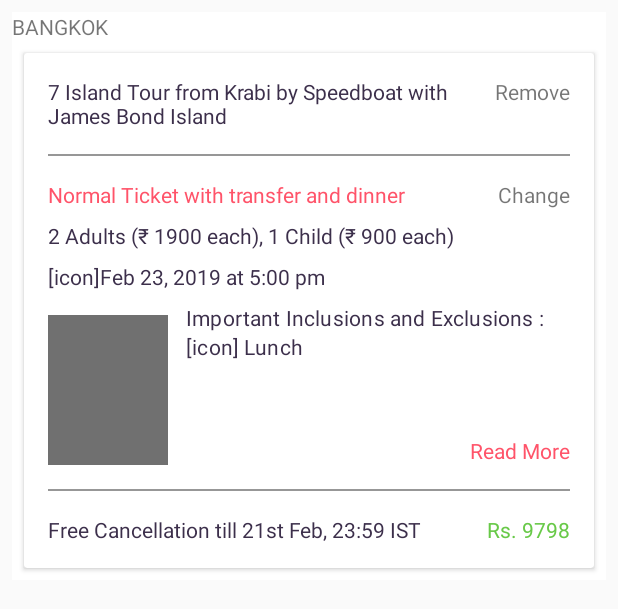
After one commit to tanujnotes/dagger-rxjava-retrofit-sample-code, an Android app: the layout adapter_cart_activities.xml on its own in the app's theme, with its tools: preview values and no code run, on a phone screen of 412 x 824 dp. The commit adds this screen. Shown: the top 609 px of the screen. Run offline under Robolectric (Android 15) with nearby library versions, the phone set to English and light mode, and no system bars.

Commit message:
Basic card layout ready

```diff
--- a/app/build.gradle
+++ b/app/build.gradle
@@ -31,21 +31,26 @@ android {
 }
 
 dependencies {
-    compile fileTree(dir: 'libs', include: ['*.jar'])
+    implementation fileTree(dir: 'libs', include: ['*.jar'])
     androidTestCompile('com.android.support.test.espresso:espresso-core:2.2.2', {
         exclude group: 'com.android.support', module: 'support-annotations'
     })
-    compile 'com.android.support:appcompat-v7:28.0.0'
+    implementation 'com.android.support:appcompat-v7:28.0.0'
     testCompile 'junit:junit:4.12'
 
     compile "com.google.dagger:dagger:2.11"
     annotationProcessor "com.google.dagger:dagger-compiler:2.11"
-    provided 'javax.annotation:jsr250-api:1.0'
+    compileOnly 'javax.annotation:jsr250-api:1.0'
 
-    compile 'com.squareup.retrofit2:retrofit:2.2.0'
-    compile 'com.squareup.retrofit2:adapter-rxjava:2.0.2'
-    compile 'com.squareup.retrofit2:converter-gson:2.0.2'
-    compile 'com.squareup.okhttp3:okhttp:3.10.0'
-    compile 'io.reactivex:rxjava:1.1.1'
-    compile 'io.reactivex:rxandroid:1.1.0'
+    implementation 'com.squareup.retrofit2:retrofit:2.2.0'
+    implementation 'com.squareup.retrofit2:adapter-rxjava:2.0.2'
+    implementation 'com.squareup.retrofit2:converter-gson:2.0.2'
+    implementation 'com.squareup.okhttp3:okhttp:3.10.0'
+    implementation 'io.reactivex:rxjava:1.1.1'
+    implementation 'io.reactivex:rxandroid:1.1.0'
+
+    implementation 'com.android.support:design:28.0.0'
+    implementation 'com.android.support:cardview-v7:28.0.0'
+    implementation 'com.android.support:recyclerview-v7:28.0.0'
+
 }
--- /dev/null
+++ b/app/src/main/java/com/ithaka/CartActivitiesAdapter.java
@@ -0,0 +1,68 @@
+package com.ithaka;
+
+
+import android.app.Activity;
+import android.support.annotation.NonNull;
+import android.support.v7.widget.RecyclerView;
+import android.view.LayoutInflater;
+import android.view.View;
+import android.view.ViewGroup;
+import android.widget.ImageView;
+import android.widget.RelativeLayout;
+import android.widget.TextView;
+
+import com.ithaka.models.CartModel;
+
+import java.util.List;
+
+public class CartActivitiesAdapter extends RecyclerView.Adapter<CartActivitiesAdapter.ItemViewHolder> {
+
+    final String TAG = "CartActivitiesAdapter";
+    private List<CartModel.ActivityTransaction> activityList;
+    private Activity activity;
+    private CartActivitiesAdapter.ItemViewHolder itemViewHolder;
+
+    public CartActivitiesAdapter(Activity activity, List<CartModel.ActivityTransaction> items) {
+        this.activity = activity;
+        this.activityList = items;
+    }
+
+    @NonNull
+    @Override
+    public CartActivitiesAdapter.ItemViewHolder onCreateViewHolder(@NonNull ViewGroup parent, int viewType) {
+        View itemLayoutView = LayoutInflater.from(parent.getContext()).inflate(R.layout.adapter_cart_activities, null);
+        return new CartActivitiesAdapter.ItemViewHolder(itemLayoutView);
+    }
+
+    @Override
+    public void onBindViewHolder(@NonNull final CartActivitiesAdapter.ItemViewHolder holder, int position) {
+//        holder.playlistVideoTitle.setText(activityList.get(position).getSnippet().getTitle());
+
+//        Glide.with(activity)
+//                .load(thumbnailUrl)
+//                .centerCrop()
+//                .placeholder(R.drawable.youplay_logo_placeholder)
+//                .error(R.drawable.youplay_logo_placeholder)
+//                .override(AppConstants.GLIDE_VIDEO_THUMBNAIL_WIDTH_LARGE, AppConstants.GLIDE_VIDEO_THUMBNAIL_HEIGHT_LARGE)
+//                .into(holder.playlistVideoThumbnail);
+    }
+
+    @Override
+    public int getItemCount() {
+        return activityList.size();
+    }
+
+    public class ItemViewHolder extends RecyclerView.ViewHolder {
+
+        RelativeLayout playlistVideoLayout;
+        ImageView playlistVideoThumbnail;
+        TextView playlistVideoTitle;
+
+        public ItemViewHolder(View itemView) {
+            super(itemView);
+//            playlistVideoLayout = itemView.findViewById(R.id.playlist_video_layout);
+//            playlistVideoThumbnail = itemView.findViewById(R.id.playlist_video_thumbnail);
+
+        }
+    }
+}
--- a/app/src/main/res/layout/activity_main.xml
+++ b/app/src/main/res/layout/activity_main.xml
@@ -5,4 +5,24 @@
     android:layout_height="match_parent"
     tools:context="com.ithaka.MainActivity">
 
+    <android.support.v7.widget.RecyclerView
+        android:id="@+id/activities_rv"
+        android:layout_width="match_parent"
+        android:layout_height="match_parent"
+        android:layout_marginTop="56dp"
+        android:layout_marginBottom="56dp" />
+
+    <LinearLayout
+        android:layout_width="match_parent"
+        android:layout_height="56dp"
+        android:layout_gravity="bottom"
+        android:gravity="center_vertical">
+
+        <TextView
+            android:layout_width="wrap_content"
+            android:layout_height="wrap_content"
+            android:padding="16dp"
+            android:text="@string/total_payable_now" />
+    </LinearLayout>
+
 </FrameLayout>
--- /dev/null
+++ b/app/src/main/res/layout/adapter_cart_activities.xml
@@ -0,0 +1,161 @@
+<?xml version="1.0" encoding="utf-8"?>
+<LinearLayout xmlns:android="http://schemas.android.com/apk/res/android"
+    xmlns:app="http://schemas.android.com/apk/res-auto"
+    android:layout_width="match_parent"
+    android:layout_height="wrap_content"
+    android:layout_margin="8dp"
+    android:background="@color/white"
+    android:orientation="vertical">
+
+    <TextView
+        android:id="@+id/city_name"
+        android:layout_width="match_parent"
+        android:layout_height="wrap_content"
+        android:text="Bangkok"
+        android:textAllCaps="true" />
+
+    <android.support.v7.widget.CardView
+        android:id="@+id/activity_card"
+        android:layout_width="match_parent"
+        android:layout_height="wrap_content"
+        android:layout_margin="8dp"
+        android:padding="16dp"
+        app:cardElevation="2dp">
+
+        <RelativeLayout
+            android:layout_width="match_parent"
+            android:layout_height="wrap_content"
+            android:background="?attr/selectableItemBackground"
+            android:padding="16dp">
+
+            <TextView
+                android:id="@+id/activity_description"
+                android:layout_width="wrap_content"
+                android:layout_height="wrap_content"
+                android:layout_marginEnd="72dp"
+                android:text="7 Island Tour from Krabi by Speedboat with James Bond Island"
+                android:textColor="#3c2f4b" />
+
+            <TextView
+                android:id="@+id/remove_activity"
+                android:layout_width="wrap_content"
+                android:layout_height="wrap_content"
+                android:layout_alignParentEnd="true"
+                android:text="Remove" />
+
+            <View
+                android:id="@+id/card_divider"
+                android:layout_width="match_parent"
+                android:layout_height="1dp"
+                android:layout_below="@+id/activity_description"
+                android:layout_marginTop="16dp"
+                android:layout_marginBottom="16dp"
+                android:background="@color/brown_gray" />
+
+            <TextView
+                android:id="@+id/change_button"
+                android:layout_width="wrap_content"
+                android:layout_height="wrap_content"
+                android:layout_below="@+id/card_divider"
+                android:layout_alignParentEnd="true"
+                android:text="Change" />
+
+            <TextView
+                android:id="@+id/activity_color_text"
+                android:layout_width="wrap_content"
+                android:layout_height="wrap_content"
+                android:layout_below="@+id/card_divider"
+                android:layout_marginEnd="72dp"
+                android:text="Normal Ticket with transfer and dinner"
+                android:textColor="@color/colorPrimary" />
+
+            <TextView
+                android:id="@+id/adult_child_count_info"
+                android:layout_width="wrap_content"
+                android:layout_height="wrap_content"
+                android:layout_below="@+id/activity_color_text"
+                android:layout_marginTop="8dp"
+                android:text="2 Adults (₹ 1900 each), 1 Child (₹ 900 each)"
+                android:textColor="#3c2f4b" />
+
+            <TextView
+                android:id="@+id/date_and_time"
+                android:layout_width="wrap_content"
+                android:layout_height="wrap_content"
+                android:layout_below="@+id/adult_child_count_info"
+                android:layout_marginTop="8dp"
+                android:text="[icon]Feb 23, 2019 at 5:00 pm"
+                android:textColor="#3c2f4b" />
+
+            <ImageView
+                android:id="@+id/activity_image"
+                android:layout_width="80dp"
+                android:layout_height="100dp"
+                android:layout_below="@+id/date_and_time"
+                android:layout_marginTop="16dp"
+                android:contentDescription="@string/imageview"
+                android:src="@color/dark_gray" />
+
+            <TextView
+                android:id="@+id/important_inclusions"
+                android:layout_width="wrap_content"
+                android:layout_height="wrap_content"
+                android:layout_below="@+id/date_and_time"
+                android:layout_marginStart="12dp"
+                android:layout_marginTop="8dp"
+                android:layout_toEndOf="@+id/activity_image"
+                android:letterSpacing="0.01"
+                android:text="Important Inclusions and Exclusions : "
+                android:textColor="#3c2f4b" />
+
+            <TextView
+                android:layout_width="wrap_content"
+                android:layout_height="wrap_content"
+                android:layout_below="@+id/important_inclusions"
+                android:layout_marginStart="12dp"
+                android:layout_toEndOf="@+id/activity_image"
+                android:letterSpacing="0.01"
+                android:lineSpacingExtra="2sp"
+                android:text="[icon] Lunch"
+                android:textColor="#3c2f4b" />
+
+            <TextView
+                android:id="@+id/read_more"
+                android:layout_width="wrap_content"
+                android:layout_height="wrap_content"
+                android:layout_above="@+id/card_divider_2"
+                android:layout_alignParentEnd="true"
+                android:text="@string/read_more"
+                android:textColor="@color/colorPrimary" />
+
+            <View
+                android:id="@+id/card_divider_2"
+                android:layout_width="match_parent"
+                android:layout_height="1dp"
+                android:layout_below="@+id/activity_image"
+                android:layout_marginTop="16dp"
+                android:layout_marginBottom="16dp"
+                android:background="@color/brown_gray" />
+
+            <TextView
+                android:id="@+id/cancellation_details"
+                android:layout_width="wrap_content"
+                android:layout_height="wrap_content"
+                android:layout_below="@+id/card_divider_2"
+                android:text="Free Cancellation till 21st Feb, 23:59 IST"
+                android:textColor="#3c2f4b" />
+
+
+            <TextView
+                android:id="@+id/activity_amount"
+                android:layout_width="wrap_content"
+                android:layout_height="wrap_content"
+                android:layout_below="@+id/card_divider_2"
+                android:layout_alignParentEnd="true"
+                android:text="Rs. 9798"
+                android:textColor="#68c948" />
+
+        </RelativeLayout>
+
+    </android.support.v7.widget.CardView>
+</LinearLayout>
--- a/app/src/main/res/values/colors.xml
+++ b/app/src/main/res/values/colors.xml
@@ -3,4 +3,10 @@
     <color name="colorPrimary">#ff5369</color>
     <color name="colorPrimaryDark">#DD3B50</color>
     <color name="colorAccent">#2196F3</color>
+
+
+    <color name="white">#ffffff</color>
+    <color name="black">#000000</color>
+    <color name="dark_gray">#707070</color>
+    <color name="brown_gray">#979797</color>
 </resources>
--- a/app/src/main/res/values/strings.xml
+++ b/app/src/main/res/values/strings.xml
@@ -3,4 +3,7 @@
     <string name="loading">Loading…</string>
     <string name="success">Success!</string>
     <string name="error">Error!</string>
+    <string name="total_payable_now">Total Payable Now</string>
+    <string name="imageview">ImageView</string>
+    <string name="read_more">Read More</string>
 </resources>
```
Also changed, not shown: 1 other file.
